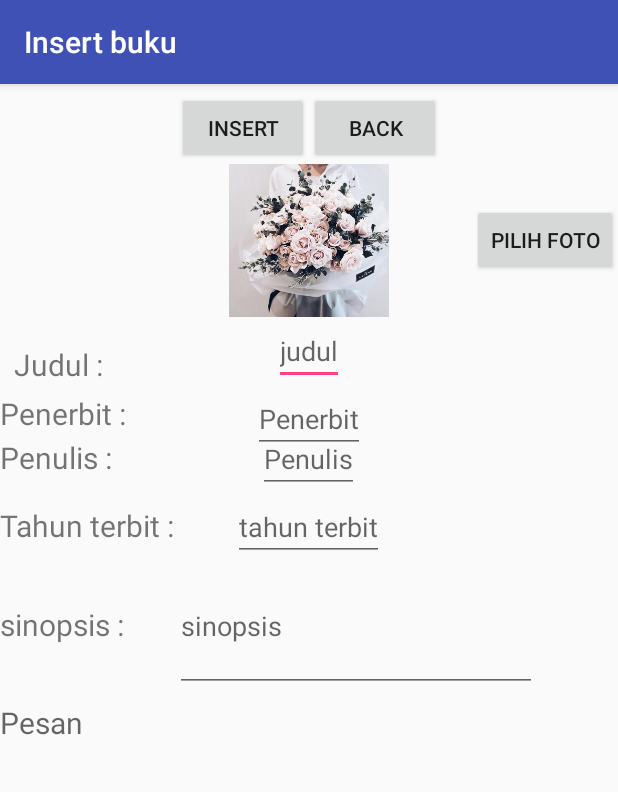
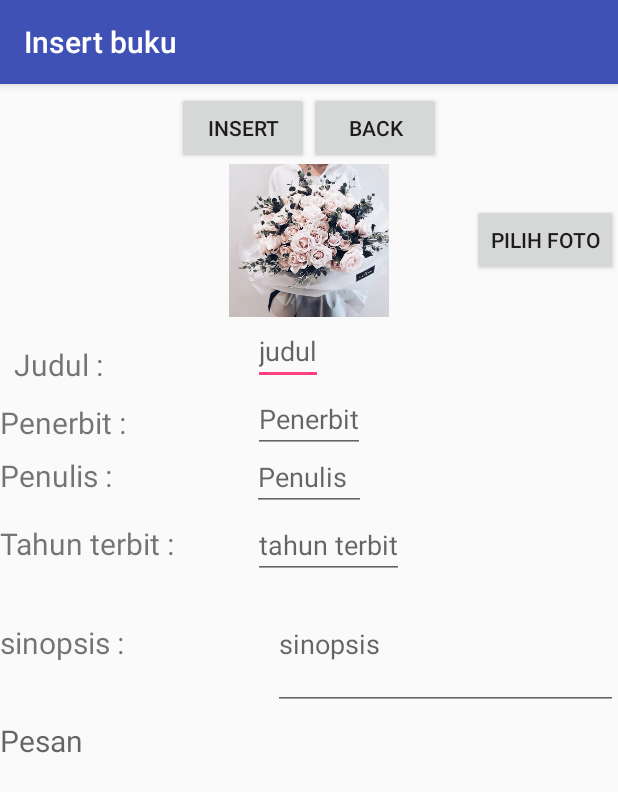
Before and after one commit to 14045luiss/novelinc, an Android app: the LayarInsertBuku screen opened directly, with no data from a screen before it, on a phone screen of 412 x 824 dp. Shown: the top 792 px of the screen. Run offline under Robolectric (Android 15) with nearby library versions, the phone set to English and light mode, and no system bars; pictures from the network do not load.

Commit message:
crud transaksi , get buku fix

```diff
--- a/11REST/app/src/main/AndroidManifest.xml
+++ b/11REST/app/src/main/AndroidManifest.xml
@@ -8,7 +8,7 @@
 
     <application
         android:allowBackup="true"
-        android:icon="@mipmap/ic_launcher"
+        android:icon="@drawable/redbooks"
         android:label="NovelINC"
         android:roundIcon="@mipmap/ic_launcher_round"
         android:supportsRtl="true"
--- a/11REST/app/src/main/java/com/example/toshiba/a11_rest/LayarDetail.java
+++ b/11REST/app/src/main/java/com/example/toshiba/a11_rest/LayarDetail.java
@@ -30,8 +30,8 @@ public class LayarDetail extends AppCompatActivity {
         edtIdReview = (EditText) findViewById(R.id.edtIdReview);
         edtIdUser = (EditText) findViewById(R.id.edtIdUser);
         edtidbuku = (EditText) findViewById(R.id.edtIdbuku);
-        edtTanggalreview = (EditText) findViewById(R.id.edtTanggalreview);
-        edtIsireview = (EditText) findViewById(R.id.edtIsireview);
+        edtTanggalreview = (EditText) findViewById(R.id.edtIsireview);
+        edtIsireview = (EditText) findViewById(R.id.edtTanggalreview);
 
         tvMessage = (TextView) findViewById(R.id.tvMessage2);
 
--- a/11REST/app/src/main/java/com/example/toshiba/a11_rest/Rest/ApiInterface.java
+++ b/11REST/app/src/main/java/com/example/toshiba/a11_rest/Rest/ApiInterface.java
@@ -34,8 +34,8 @@ public interface ApiInterface {
 
 
     @FormUrlEncoded
-    @HTTP(method = "DELETE", path = "review/user", hasBody = true)
-    Call<PostPutDelReview> deleteReview(@Field("id_Review") String idReview);
+    @HTTP(method = "DELETE", path = "review/all", hasBody = true)
+    Call<PostPutDelReview> deleteReview(@Field("id_review") String idReview);
 
 
 
--- a/11REST/app/src/main/res/layout/activity_layar_insert_buku.xml
+++ b/11REST/app/src/main/res/layout/activity_layar_insert_buku.xml
@@ -10,7 +10,7 @@
 
     <RelativeLayout
         android:layout_width="wrap_content"
-        android:layout_height="439dp"
+        android:layout_height="451dp"
         android:layout_alignParentStart="true"
         android:layout_alignParentTop="true">
 
@@ -45,8 +45,8 @@
             android:id="@+id/edtAddJudul"
             android:layout_width="wrap_content"
             android:layout_height="wrap_content"
+            android:layout_alignStart="@+id/edtAddpenerbit"
             android:layout_below="@+id/imgAddPhotoId"
-            android:layout_centerHorizontal="true"
             android:hint="judul" />
 
         <TextView
@@ -78,9 +78,9 @@
 
         <EditText
             android:id="@+id/edtAddpenulis"
-            android:layout_width="wrap_content"
+            android:layout_width="76dp"
             android:layout_height="wrap_content"
-            android:layout_above="@+id/edtAddtahunterbit"
+            android:layout_below="@+id/tvAddpenerbit"
             android:layout_centerHorizontal="true"
             android:hint="Penulis" />
 
@@ -97,8 +97,8 @@
             android:id="@+id/edtAddtahunterbit"
             android:layout_width="wrap_content"
             android:layout_height="wrap_content"
-            android:layout_above="@+id/edtAddsinopsis"
-            android:layout_centerHorizontal="true"
+            android:layout_alignStart="@+id/edtAddJudul"
+            android:layout_below="@+id/edtAddpenulis"
             android:hint="tahun terbit" />
 
         <TextView
@@ -112,11 +112,10 @@
 
         <EditText
             android:id="@+id/edtAddsinopsis"
-            android:layout_width="241dp"
+            android:layout_width="230dp"
             android:layout_height="87dp"
-            android:layout_alignParentBottom="true"
-            android:layout_marginBottom="34dp"
-            android:layout_toEndOf="@+id/tvAddtahunterbit"
+            android:layout_alignParentEnd="true"
+            android:layout_below="@+id/edtAddtahunterbit"
             android:hint="sinopsis" />
 
         <LinearLayout
@@ -147,6 +146,7 @@
             android:layout_height="wrap_content"
             android:layout_alignParentBottom="true"
             android:layout_alignParentStart="true"
+            android:layout_marginBottom="0dp"
             android:hint="Pesan"
             android:inputType="textMultiLine"
             android:textSize="20dp" />
```
Also changed, not shown: 11REST/app/src/main/java/com/example/toshiba/a11_rest/Model/Review.java (+13 -13 lines), 11REST/app/src/main/res/layout/activity_layar_detail.xml (+4 -5 lines).
